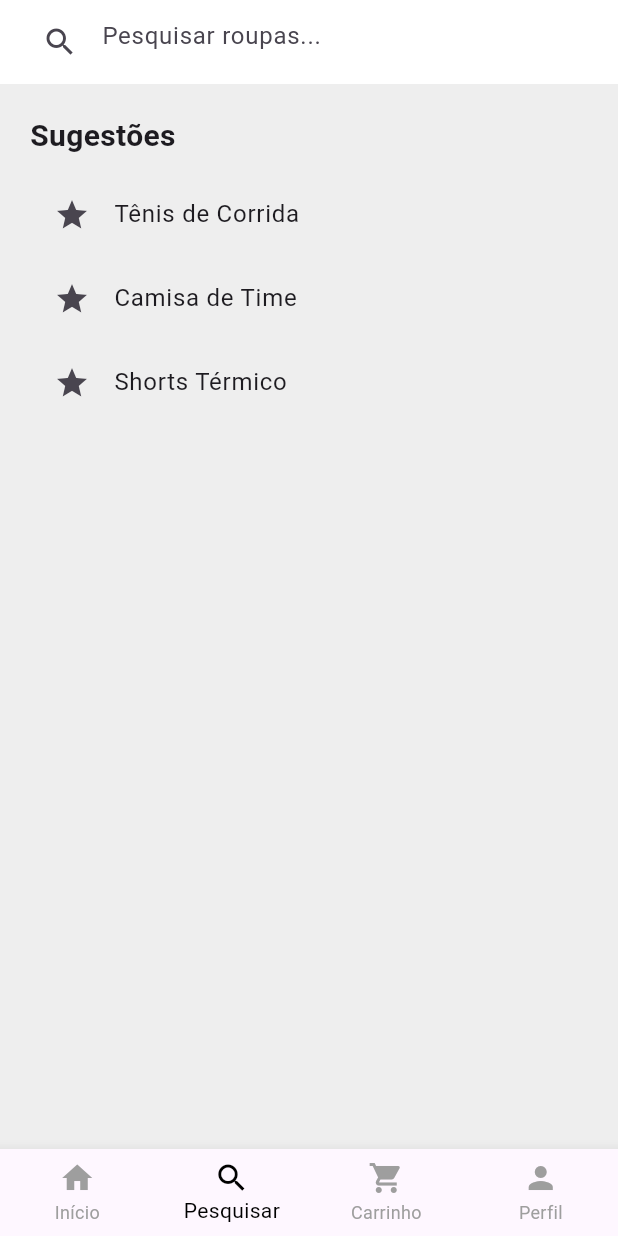
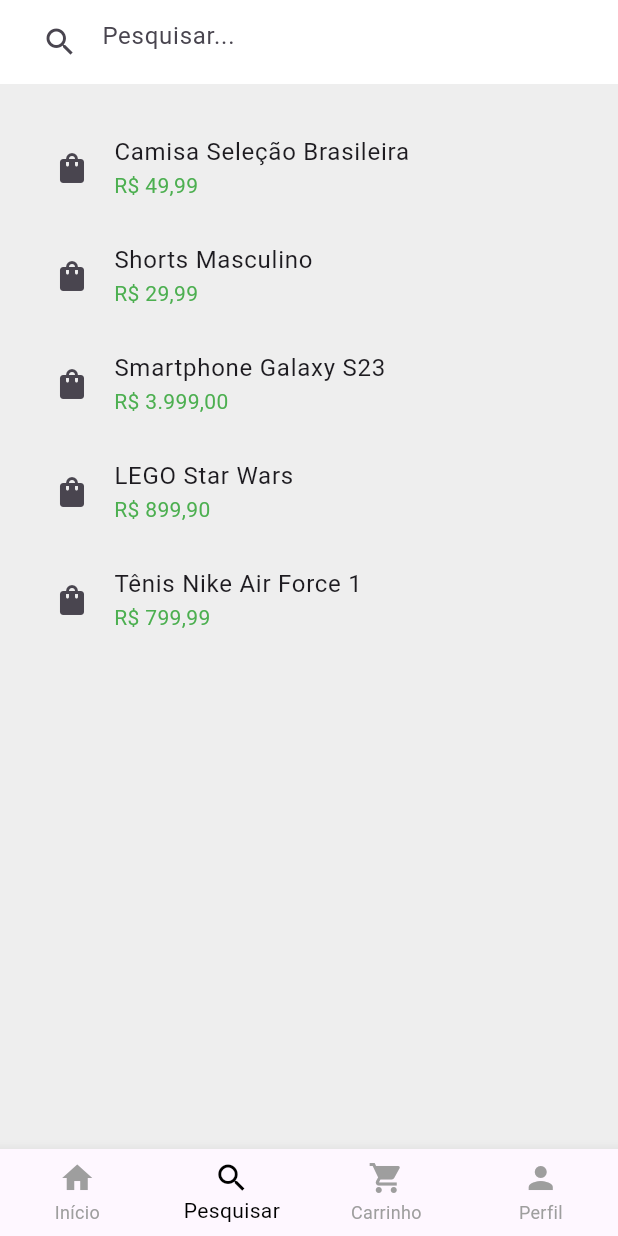
Before and after one commit to ryanantoniio/clickloja1, a Flutter app: the screen it shows after launch, item 2 of the bottom bar chosen, on a phone screen of 412 x 824 dp. Run offline on Flutter 3.47's test engine with Material 3 defaults, Android fonts, the phone set to English and light mode, and no system bars; our stand-ins replace sqflite; accounts and stored records are empty; network calls fail.

Commit message:
aplicacao de requisitos atv2

```diff
--- a/lib/database/database.dart
+++ b/lib/database/database.dart
@@ -0,0 +1,34 @@
+import 'package:clickloja1/domain/propriedade.dart';
+
+class Database {
+  static List listaPropriedades = [
+    Propriedade(
+      titulo: 'Camisa Seleção Brasileira',
+      preco: 'R\$ 49,99',
+      url:
+          'https://images.tcdn.com.br/img/img_prod/1044362/camisa_futebol_brasil_copa_do_mundo_2026_ii_torced_1_20260115102624_75150200e531.jpg',
+    ),
+    Propriedade(
+      titulo: 'Shorts Masculino',
+      preco: 'R\$ 29,99',
+      url:
+          'https://images.tcdn.com.br/img/img_prod/680475/shorts_moletom_no_future_cinza_5022_4_b4c80e165a1a84c891c85760070f28ce_20230614160803.jpg',
+    ),
+    Propriedade(
+      titulo: 'Smartphone Galaxy S23',
+      preco: 'R\$ 3.999,00',
+      url:
+          'https://images.samsung.com/is/image/samsung/p6pim/br/2302/gallery/br-galaxy-s23-s911-sm-s911bzkpzto-534839845.png',
+    ),
+    Propriedade(
+      titulo: 'LEGO Star Wars',
+      preco: 'R\$ 899,90',
+      url: 'https://m.media-amazon.com/images/I/81U41i-KIfL._AC_SL1500_.jpg',
+    ),
+    Propriedade(
+      titulo: 'Tênis Nike Air Force 1',
+      preco: 'R\$ 799,99',
+      url: 'https://imgnike-a.akamaihd.net/768x768/01113751.jpg',
+    ),
+  ];
+}
--- a/lib/database/db_helper.dart
+++ b/lib/database/db_helper.dart
@@ -0,0 +1,70 @@
+import 'dart:async';
+import 'package:sqflite/sqflite.dart';
+import 'package:path/path.dart';
+
+class DBHelper {
+  Future<Database> initDB() async {
+    String path = await getDatabasesPath();
+    String dbName = 'clickloja1';
+
+    String dbPath = join(path, dbName);
+
+    Database db = await openDatabase(dbPath, version: 1, onCreate: onCreateDB);
+
+    // Garantir que a tabela CARRINHO exista mesmo que o banco já tenha sido criado antes
+    String sqlCarrinho = '''
+      CREATE TABLE IF NOT EXISTS CARRINHO (
+        id INTEGER PRIMARY KEY AUTOINCREMENT,
+        titulo TEXT,
+        preco TEXT NOT NULL,
+        url TEXT
+      );
+    ''';
+    await db.execute(sqlCarrinho);
+
+    return db;
+  }
+
+  FutureOr<void> onCreateDB(Database db, int version) async {
+    String sql = '''
+      CREATE TABLE PROPRIEDADE (
+        id INTEGER PRIMARY KEY AUTOINCREMENT,
+        titulo TEXT,
+        preco TEXT NOT NULL,
+        url TEXT
+      );
+    ''';
+    await db.execute(sql);
+
+    // Também cria no onCreateDB para novas instalações
+    String sqlCarrinho = '''
+      CREATE TABLE CARRINHO (
+        id INTEGER PRIMARY KEY AUTOINCREMENT,
+        titulo TEXT,
+        preco TEXT NOT NULL,
+        url TEXT
+      );
+    ''';
+    await db.execute(sqlCarrinho);
+
+    sql =
+        "INSERT INTO Propriedade (titulo, preco, url) VALUES ('Camisa Seleção Brasileira','R\$ 49,99', 'https://images.tcdn.com.br/img/img_prod/1044362/camisa_futebol_brasil_copa_do_mundo_2026_ii_torced_1_20260115102624_75150200e531.jpg');";
+    await db.execute(sql);
+
+    sql =
+        "INSERT INTO Propriedade (titulo, preco, url) VALUES ('Shorts Masculino','R\$ 29,99','https://images.tcdn.com.br/img/img_prod/680475/shorts_moletom_no_future_cinza_5022_4_b4c80e165a1a84c891c85760070f28ce_20230614160803.jpg');";
+    await db.execute(sql);
+
+    sql =
+        "INSERT INTO Propriedade (titulo, preco, url) VALUES ('Smartphone Galaxy S23','R\$ 3.999,00','https://images.samsung.com/is/image/samsung/p6pim/br/2302/gallery/br-galaxy-s23-s911-sm-s911bzkpzto-534839845?\$650_519_PNG\$');";
+    await db.execute(sql);
+
+    sql =
+        "INSERT INTO Propriedade (titulo, preco, url) VALUES ('LEGO Star Wars','R\$ 899,90','https://m.media-amazon.com/images/I/81U41i-KIfL._AC_SL1500_.jpg');";
+    await db.execute(sql);
+
+    sql =
+        "INSERT INTO Propriedade (titulo, preco, url) VALUES ('Tênis Nike Air Force 1','R\$ 799,99','https://imgnike-a.akamaihd.net/768x768/01113751.jpg');";
+    await db.execute(sql);
+  }
+}
--- a/lib/domain/propriedade.dart
+++ b/lib/domain/propriedade.dart
@@ -1,18 +1,15 @@
+class Propriedade {
+  int? id;
+  late String titulo;
+  late String preco;
+  late String url;
 
- class Propriedade {
-  String titulo;
-  String preco;
-  String url;
+  Propriedade({this.id, required this.titulo, required this.preco, required this.url});
 
-  Propriedade({
-    required this.titulo,
-    required this.preco,
-    required this.url,
- });
-
-  Propriedade.fromJson(Map<String, dynamic> json)
-    : titulo = json['titulo'].toString(),
-      preco = json['preco'].toString(),
-      url = json['url'];
-
- }
+  Propriedade.fromJson(Map<String, dynamic> json) {
+    id = json['id'];
+    titulo = json['titulo'];
+    preco = json['preco'];
+    url = json['url'];
+  }
+}
--- a/lib/telas/search_screen.dart
+++ b/lib/telas/search_screen.dart
@@ -1,4 +1,7 @@
 import 'package:flutter/material.dart';
+import 'package:clickloja1/database/propriedade_dao.dart';
+import 'package:clickloja1/domain/propriedade.dart';
+import 'package:clickloja1/telas/product_detail_screen.dart';
 
 void main() {
   runApp(const MaterialApp(
@@ -7,48 +10,71 @@ void main() {
   ));
 }
 
-class TelaPesquisa extends StatelessWidget {
+class TelaPesquisa extends StatefulWidget {
   const TelaPesquisa({super.key});
+
+  @override
+  State<TelaPesquisa> createState() => _TelaPesquisaState();
+}
+
+class _TelaPesquisaState extends State<TelaPesquisa> {
+  String _query = '';
 
   @override
   Widget build(BuildContext context) {
     return Scaffold(
-      // 1. Barra de cima com o campo de texto
       appBar: AppBar(
-        title: const TextField(
-          decoration: InputDecoration(
-            hintText: 'Pesquisar roupas...',
+        title: TextField(
+          onChanged: (value) {
+            setState(() {
+              _query = value;
+            });
+          },
+          decoration: const InputDecoration(
+            hintText: 'Pesquisar...',
             prefixIcon: Icon(Icons.search),
-            border: InputBorder.none, // Remove a linha feia debaixo do texto
+            border: InputBorder.none,
           ),
         ),
         backgroundColor: Colors.white,
       ),
+      body: FutureBuilder<List<Propriedade>>(
+        future: PropriedadeDao().pesquisarPropriedades(_query),
+        builder: (context, snapshot) {
+          if (snapshot.connectionState == ConnectionState.waiting) {
+            return const Center(child: CircularProgressIndicator());
+          }
+          if (snapshot.hasError) {
+            return const Center(child: Text("Erro ao buscar produtos."));
+          }
 
-      // 2. O corpo da tela com uma lista simples
-      body: ListView(
-        padding: const EdgeInsets.all(20),
-        children: const [
-          Text(
-            "Sugestões",
-            style: TextStyle(fontSize: 20, fontWeight: FontWeight.bold),
-          ),
-          SizedBox(height: 10), // Espaço entre o título e a lista
+          List<Propriedade> resultados = snapshot.data ?? [];
 
-          // Itens da lista (Repita este bloco para criar mais itens)
-          ListTile(
-            leading: Icon(Icons.star),
-            title: Text("Tênis de Corrida"),
-          ),
-          ListTile(
-            leading: Icon(Icons.star),
-            title: Text("Camisa de Time"),
-          ),
-          ListTile(
-            leading: Icon(Icons.star),
-            title: Text("Shorts Térmico"),
-          ),
-        ],
+          if (resultados.isEmpty) {
+            return const Center(child: Text("Nenhum produto encontrado."));
+          }
+
+          return ListView.builder(
+            padding: const EdgeInsets.all(20),
+            itemCount: resultados.length,
+            itemBuilder: (context, index) {
+              Propriedade p = resultados[index];
+              return ListTile(
+                leading: const Icon(Icons.shopping_bag),
+                title: Text(p.titulo),
+                subtitle: Text(p.preco, style: const TextStyle(color: Colors.green)),
+                onTap: () {
+                  Navigator.push(
+                    context,
+                    MaterialPageRoute(
+                      builder: (context) => ProductDetailScreen(propriedade: p),
+                    ),
+                  );
+                },
+              );
+            },
+          );
+        },
       ),
     );
   }
--- a/pubspec.yaml
+++ b/pubspec.yaml
@@ -31,8 +31,11 @@ environment:
 dependencies:
   flutter:
     sdk: flutter
+
+
   cupertino_icons: ^1.0.8
-  sqflite: ^2.3.3  # Use a versão mais recente
+  sqflite:
+  path:
 
 dev_dependencies:
   flutter_test:
```
Also changed, not shown: lib/database/propriedade_dao.dart (+35 -0 lines), lib/telas/cart_screen.dart (+46 -17 lines), lib/telas/home_screen.dart (+61 -32 lines), lib/telas/product_detail_screen.dart (+24 -16 lines), lib/widget/container_propriedade.dart (+64 -0 lines), pubspec.lock.
